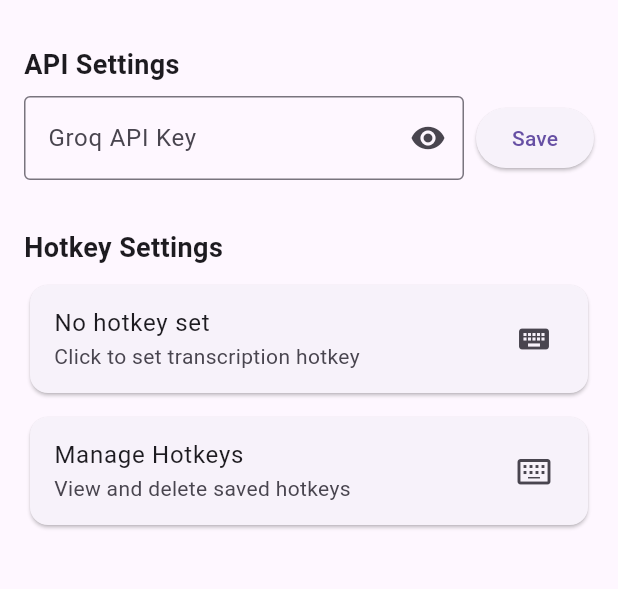
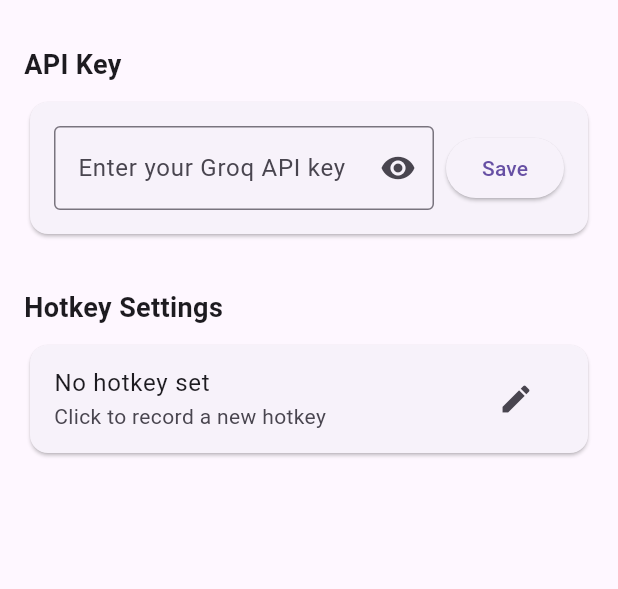
Before and after one commit to DevelopedByDev/autoquill_ai, a Flutter app: the screen it shows after launch, after a tap on the "settings" icon, on a phone screen of 412 x 824 dp, the part 63-652 px from its top. Run offline on Flutter 3.47's test engine with Material 3 defaults, Android fonts, the phone set to English and light mode, and no system bars; our stand-ins replace equatable, flutter_bloc, get_it, hive, hive_flutter; missing offline and left inert: hotkey_manager, record; accounts and stored records are empty.

Commit message:
bloc compliance in settings.dart

```diff
--- /dev/null
+++ b/lib/features/settings/bloc/settings_bloc.dart
@@ -0,0 +1,147 @@
+import 'package:flutter_bloc/flutter_bloc.dart';
+import 'package:hotkey_manager/hotkey_manager.dart';
+import '../../../core/storage/app_storage.dart';
+import 'settings_event.dart';
+import 'settings_state.dart';
+
+class SettingsBloc extends Bloc<SettingsEvent, SettingsState> {
+  SettingsBloc() : super(const SettingsState()) {
+    on<LoadSettings>(_onLoadSettings);
+    on<SaveApiKey>(_onSaveApiKey);
+    on<ToggleApiKeyVisibility>(_onToggleApiKeyVisibility);
+    on<StartRecordingHotkey>(_onStartRecordingHotkey);
+    on<StopRecordingHotkey>(_onStopRecordingHotkey);
+    on<SaveHotkey>(_onSaveHotkey);
+    on<DeleteHotkey>(_onDeleteHotkey);
+  }
+
+  Future<void> _onLoadSettings(LoadSettings event, Emitter<SettingsState> emit) async {
+    // Load saved API key
+    final savedApiKey = AppStorage.getApiKey() ?? '';
+
+    // Load saved hotkey
+    final savedHotkey = AppStorage.getHotkey();
+    HotKey? hotKey;
+
+    if (savedHotkey != null) {
+      final keyCode = savedHotkey['keyCode'] as int;
+      final modifiers = (savedHotkey['modifiers'] as List<dynamic>)
+          .map((m) => KeyModifier.values[m as int])
+          .toList();
+
+      hotKey = HotKey(
+        KeyCode.values[keyCode],
+        modifiers: modifiers,
+      );
+
+      await _registerHotkey(hotKey);
+    }
+
+    emit(state.copyWith(
+      apiKey: savedApiKey,
+      transcriptionHotKey: hotKey,
+    ));
+  }
+
+  Future<void> _onSaveApiKey(SaveApiKey event, Emitter<SettingsState> emit) async {
+    try {
+      final apiKey = event.apiKey.trim();
+      if (apiKey.isNotEmpty) {
+        await AppStorage.saveApiKey(apiKey);
+        emit(state.copyWith(
+          apiKey: apiKey,
+          error: null,
+        ));
+      }
+    } catch (e) {
+      emit(state.copyWith(error: 'Failed to save API key: $e'));
+    }
+  }
+
+  void _onToggleApiKeyVisibility(ToggleApiKeyVisibility event, Emitter<SettingsState> emit) {
+    emit(state.copyWith(isApiKeyVisible: !state.isApiKeyVisible));
+  }
+
+  void _onStartRecordingHotkey(StartRecordingHotkey event, Emitter<SettingsState> emit) {
+    emit(state.copyWith(isRecordingHotkey: true));
+  }
+
+  void _onStopRecordingHotkey(StopRecordingHotkey event, Emitter<SettingsState> emit) {
+    emit(state.copyWith(isRecordingHotkey: false));
+  }
+
+  Future<void> _onSaveHotkey(SaveHotkey event, Emitter<SettingsState> emit) async {
+    try {
+      await _registerHotkey(event.hotkey);
+
+      // Save hotkey to storage
+      await AppStorage.saveHotkey({
+        'keyCode': event.hotkey.keyCode.index,
+        'modifiers': event.hotkey.modifiers?.map((m) => m.index).toList() ?? [],
+      });
+
+      emit(state.copyWith(
+        transcriptionHotKey: event.hotkey,
+        isRecordingHotkey: false,
+        error: null,
+      ));
+    } catch (e) {
+      emit(state.copyWith(
+        error: 'Failed to save hotkey: $e',
+        isRecordingHotkey: false,
+      ));
+    }
+  }
+
+  Future<void> _onDeleteHotkey(DeleteHotkey event, Emitter<SettingsState> emit) async {
+    try {
+      if (state.transcriptionHotKey != null) {
+        try {
+          await hotKeyManager.unregister(state.transcriptionHotKey!);
+        } catch (e) {
+          // Previous hotkey might not be registered, that's ok
+          print('Warning: Could not unregister previous hotkey: $e');
+        }
+      }
+
+      await AppStorage.deleteHotkey();
+      emit(state.copyWith(
+        transcriptionHotKey: null,
+        error: null,
+      ));
+    } catch (e) {
+      emit(state.copyWith(error: 'Failed to delete hotkey: $e'));
+    }
+  }
+
+  Future<void> _registerHotkey(HotKey hotKey) async {
+    try {
+      if (state.transcriptionHotKey != null) {
+        try {
+          await hotKeyManager.unregister(state.transcriptionHotKey!);
+        } catch (e) {
+          // Previous hotkey might not be registered, that's ok
+          print('Warning: Could not unregister previous hotkey: $e');
+        }
+      }
+
+      // Make sure the hotkey isn't already registered before trying to register it
+      try {
+        await hotKeyManager.unregister(hotKey);
+      } catch (e) {
+        // Hotkey wasn't registered, that's ok
+        print('Info: Hotkey was not previously registered: $e');
+      }
+
+      await hotKeyManager.register(
+        hotKey,
+        keyDownHandler: (hotKey) {
+          print("${hotKey.modifiers?.map((m) => m.toString().split('.').last).join('+')}+${hotKey.keyCode.toString().split('.').last}");
+        },
+      );
+    } catch (e) {
+      print('Error registering hotkey: $e');
+      rethrow;
+    }
+  }
+}
--- /dev/null
+++ b/lib/features/settings/bloc/settings_event.dart
@@ -0,0 +1,37 @@
+import 'package:equatable/equatable.dart';
+import 'package:hotkey_manager/hotkey_manager.dart';
+
+abstract class SettingsEvent extends Equatable {
+  const SettingsEvent();
+
+  @override
+  List<Object?> get props => [];
+}
+
+class LoadSettings extends SettingsEvent {}
+
+class SaveApiKey extends SettingsEvent {
+  final String apiKey;
+
+  const SaveApiKey(this.apiKey);
+
+  @override
+  List<Object> get props => [apiKey];
+}
+
+class ToggleApiKeyVisibility extends SettingsEvent {}
+
+class StartRecordingHotkey extends SettingsEvent {}
+
+class StopRecordingHotkey extends SettingsEvent {}
+
+class SaveHotkey extends SettingsEvent {
+  final HotKey hotkey;
+
+  const SaveHotkey(this.hotkey);
+
+  @override
+  List<Object> get props => [hotkey];
+}
+
+class DeleteHotkey extends SettingsEvent {}
--- /dev/null
+++ b/lib/features/settings/bloc/settings_state.dart
@@ -0,0 +1,43 @@
+import 'package:equatable/equatable.dart';
+import 'package:hotkey_manager/hotkey_manager.dart';
+
+class SettingsState extends Equatable {
+  final HotKey? transcriptionHotKey;
+  final bool isRecordingHotkey;
+  final bool isApiKeyVisible;
+  final String apiKey;
+  final String? error;
+
+  const SettingsState({
+    this.transcriptionHotKey,
+    this.isRecordingHotkey = false,
+    this.isApiKeyVisible = false,
+    this.apiKey = '',
+    this.error,
+  });
+
+  SettingsState copyWith({
+    HotKey? transcriptionHotKey,
+    bool? isRecordingHotkey,
+    bool? isApiKeyVisible,
+    String? apiKey,
+    String? error,
+  }) {
+    return SettingsState(
+      transcriptionHotKey: transcriptionHotKey ?? this.transcriptionHotKey,
+      isRecordingHotkey: isRecordingHotkey ?? this.isRecordingHotkey,
+      isApiKeyVisible: isApiKeyVisible ?? this.isApiKeyVisible,
+      apiKey: apiKey ?? this.apiKey,
+      error: error,
+    );
+  }
+
+  @override
+  List<Object?> get props => [
+        transcriptionHotKey,
+        isRecordingHotkey,
+        isApiKeyVisible,
+        apiKey,
+        error,
+      ];
+}
--- a/lib/settings.dart
+++ b/lib/settings.dart
@@ -1,67 +1,19 @@
 import 'package:flutter/material.dart';
 import 'package:flutter/services.dart';
+import 'package:flutter_bloc/flutter_bloc.dart';
 import 'package:hotkey_manager/hotkey_manager.dart';
-import 'core/storage/app_storage.dart';
+import 'features/settings/bloc/settings_bloc.dart';
+import 'features/settings/bloc/settings_event.dart';
+import 'features/settings/bloc/settings_state.dart';
+import 'widgets/record_hotkey_dialog.dart';
 
-class SettingsPage extends StatefulWidget {
+class SettingsPage extends StatelessWidget {
   final TextEditingController groqAPIKeyController;
 
   const SettingsPage({
     super.key,
     required this.groqAPIKeyController,
   });
-
-  @override
-  State<SettingsPage> createState() => _SettingsPageState();
-}
-
-class _SettingsPageState extends State<SettingsPage> {
-  HotKey? _transcriptionHotKey;
-  bool _isRecordingHotkey = false;
-  bool _isApiKeyVisible = false;
-
-  @override
-  void initState() {
-    super.initState();
-    _loadSavedHotkey();
-    _loadSavedApiKey();
-  }
-
-  Future<void> _loadSavedHotkey() async {
-    final savedHotkey = AppStorage.getHotkey();
-    if (savedHotkey != null) {
-      final keyCode = savedHotkey['keyCode'] as int;
-      final modifiers = (savedHotkey['modifiers'] as List<dynamic>)
-          .map((m) => KeyModifier.values[m as int])
-          .toList();
-
-      setState(() {
-        _transcriptionHotKey = HotKey(
-          KeyCode.values[keyCode],
-          modifiers: modifiers,
-        );
-      });
-
-      await _registerHotkey(_transcriptionHotKey!);
-    }
-  }
-
-  void _loadSavedApiKey() {
-    final savedApiKey = AppStorage.getApiKey();
-    if (savedApiKey != null) {
-      widget.groqAPIKeyController.text = savedApiKey;
-    }
-  }
-
-  Future<void> _saveApiKey() async {
-    final apiKey = widget.groqAPIKeyController.text.trim();
-    if (apiKey.isNotEmpty) {
-      await AppStorage.saveApiKey(apiKey);
-      ScaffoldMessenger.of(context).showSnackBar(
-        const SnackBar(content: Text('API Key saved successfully')),
-      );
-    }
-  }
 
   String? _getHotkeyDisplayName(HotKey? hotKey) {
     if (hotKey == null) return null;
@@ -70,71 +22,7 @@
     return modifiers.isEmpty ? key : '$modifiers+$key';
   }
 
-  Future<void> _startRecordingHotkey() async {
-    setState(() {
-      _isRecordingHotkey = true;
-    });
-
-    final result = await showDialog<HotKey>(
-      context: context,
-      barrierDismissible: false,
-      builder: (context) => _RecordHotkeyDialog(),
-    );
-
-    if (result != null) {
-      await _registerHotkey(result);
-
-      // Save hotkey to storage
-      await AppStorage.saveHotkey({
-        'keyCode': result.keyCode.index,
-        'modifiers': result.modifiers?.map((m) => m.index).toList() ?? [],
-      });
-
-      setState(() {
-        _transcriptionHotKey = result;
-        _isRecordingHotkey = false;
-      });
-    } else {
-      setState(() {
-        _isRecordingHotkey = false;
-      });
-    }
-  }
-
-  Future<void> _registerHotkey(HotKey hotKey) async {
-    try {
-      if (_transcriptionHotKey != null) {
-        try {
-          await hotKeyManager.unregister(_transcriptionHotKey!);
-        } catch (e) {
-          // Previous hotkey might not be registered, that's ok
-          print('Warning: Could not unregister previous hotkey: $e');
-        }
-      }
-
-      // Make sure the hotkey isn't already registered before trying to register it
-      try {
-        await hotKeyManager.unregister(hotKey);
-      } catch (e) {
-        // Hotkey wasn't registered, that's ok
-        print('Info: Hotkey was not previously registered: $e');
-      }
-
-      await hotKeyManager.register(
-        hotKey,
-        keyDownHandler: (hotKey) {
-          print("${hotKey.modifiers?.map((m) => m.toString().split('.').last).join('+')}+${hotKey.keyCode.toString().split('.').last}");
-        },
-      );
-    } catch (e) {
-      print('Error registering hotkey: $e');
-      rethrow;
-    }
-  }
-
-  Future<void> _showManageHotkeysDialog() async {
-    final savedHotkey = AppStorage.getHotkey();
-
+  Future<void> _showManageHotkeysDialog(BuildContext context, SettingsState state) async {
     await showDialog(
       context: context,
       builder: (context) => AlertDialog(
@@ -143,31 +31,14 @@
           mainAxisSize: MainAxisSize.min,
           crossAxisAlignment: CrossAxisAlignment.start,
           children: [
-            if (savedHotkey != null) ...[
+            if (state.transcriptionHotKey != null) ...[
               ListTile(
-                title: Text(_getHotkeyDisplayName(HotKey(
-                  KeyCode.values[savedHotkey['keyCode'] as int],
-                  modifiers: (savedHotkey['modifiers'] as List<dynamic>)
-                      .map((m) => KeyModifier.values[m as int])
-                      .toList(),
-                )) ?? ''),
+                title: Text(_getHotkeyDisplayName(state.transcriptionHotKey) ?? ''),
                 subtitle: const Text('Transcription hotkey'),
                 trailing: IconButton(
                   icon: const Icon(Icons.delete),
-                  onPressed: () async {
-                    try {
-                      // Try to unregister from system
-                      await hotKeyManager.unregister(_transcriptionHotKey!);
-                    } catch (e) {
-                      print('Warning: Could not unregister hotkey: $e');
-                      // Continue with deletion even if unregister fails
-                    }
-
-                    // Clear from storage and state
-                    await AppStorage.deleteHotkey();
-                    setState(() {
-                      _transcriptionHotKey = null;
-                    });
+                  onPressed: () {
+                    context.read<SettingsBloc>().add(DeleteHotkey());
                     Navigator.of(context).pop();
                   },
                 ),
@@ -188,6 +59,17 @@
 
   @override
   Widget build(BuildContext context) {
+    return BlocProvider(
+      create: (context) => SettingsBloc()..add(LoadSettings()),
+      child: BlocConsumer<SettingsBloc, SettingsState>(
+        listener: (context, state) {
+          if (state.error != null) {
+            ScaffoldMessenger.of(context).showSnackBar(
+              SnackBar(content: Text(state.error!)),
+            );
+          }
+        },
+        builder: (context, state) {
           return Scaffold(
             appBar: AppBar(
               title: const Text('Settings'),
@@ -199,28 +81,28 @@
                 children: [
                   // API Key Section
                   const Text(
-              'API Settings',
+                    'API Key',
                     style: TextStyle(fontSize: 18, fontWeight: FontWeight.bold),
                   ),
                   const SizedBox(height: 8),
-            Row(
+                  Card(
+                    child: Padding(
+                      padding: const EdgeInsets.all(16.0),
+                      child: Row(
                         children: [
                           Expanded(
                             child: TextField(
-                    controller: widget.groqAPIKeyController,
-                    obscureText: !_isApiKeyVisible,
+                              controller: groqAPIKeyController,
+                              obscureText: !state.isApiKeyVisible,
                               decoration: InputDecoration(
-                      labelText: 'Groq API Key',
-                      hintText: 'Something like gsk_0DLKkuapGSFY8...',
+                                hintText: 'Enter your Groq API key',
                                 border: const OutlineInputBorder(),
                                 suffixIcon: IconButton(
                                   icon: Icon(
-                          _isApiKeyVisible ? Icons.visibility_off : Icons.visibility,
+                                    state.isApiKeyVisible ? Icons.visibility_off : Icons.visibility,
                                   ),
                                   onPressed: () {
-                          setState(() {
-                            _isApiKeyVisible = !_isApiKeyVisible;
-                          });
+                                    context.read<SettingsBloc>().add(ToggleApiKeyVisibility());
                                   },
                                 ),
                               ),
@@ -228,10 +110,16 @@
                           ),
                           const SizedBox(width: 8),
                           ElevatedButton(
-                  onPressed: _saveApiKey,
+                            onPressed: () {
+                              context.read<SettingsBloc>().add(
+                                SaveApiKey(groqAPIKeyController.text),
+                              );
+                            },
                             child: const Text('Save'),
                           ),
                         ],
+                      ),
+                    ),
                   ),
                   const SizedBox(height: 32),
 
@@ -243,86 +131,49 @@
                   const SizedBox(height: 8),
                   Card(
                     child: ListTile(
-                title: Text(_getHotkeyDisplayName(_transcriptionHotKey) ?? 'No hotkey set'),
-                subtitle: const Text('Click to set transcription hotkey'),
-                trailing: _isRecordingHotkey
-                    ? const CircularProgressIndicator()
-                    : const Icon(Icons.keyboard),
-                onTap: _isRecordingHotkey ? null : _startRecordingHotkey,
+                      title: Text(_getHotkeyDisplayName(state.transcriptionHotKey) ?? 'No hotkey set'),
+                      subtitle: const Text('Click to record a new hotkey'),
+                      trailing: Row(
+                        mainAxisSize: MainAxisSize.min,
+                        children: [
+                          if (state.transcriptionHotKey != null)
+                            IconButton(
+                              icon: const Icon(Icons.settings),
+                              onPressed: () => _showManageHotkeysDialog(context, state),
                             ),
+                          IconButton(
+                            icon: const Icon(Icons.edit),
+                            onPressed: state.isRecordingHotkey
+                                ? null
+                                : () async {
+                                    context.read<SettingsBloc>().add(StartRecordingHotkey());
+                                    final result = await showDialog<HotKey>(
+                                      context: context,
+                                      barrierDismissible: false,
+                                      builder: (context) => const RecordHotkeyDialog(),
+                                    );
+
+                                    if (result != null) {
+                                      if (context.mounted) {
+                                        context.read<SettingsBloc>().add(SaveHotkey(result));
+                                      }
+                                    } else {
+                                      if (context.mounted) {
+                                        context.read<SettingsBloc>().add(StopRecordingHotkey());
+                                      }
+                                    }
+                                  },
                           ),
-            const SizedBox(height: 8),
-            Card(
-              child: ListTile(
-                title: const Text('Manage Hotkeys'),
-                subtitle: const Text('View and delete saved hotkeys'),
-                trailing: const Icon(Icons.keyboard_alt_outlined),
-                onTap: _showManageHotkeysDialog,
+                        ],
+                      ),
                     ),
                   ),
                 ],
               ),
             ),
           );
-  }
-}
-
-class _RecordHotkeyDialog extends StatefulWidget {
-  @override
-  State<_RecordHotkeyDialog> createState() => _RecordHotkeyDialogState();
-}
-
-class _RecordHotkeyDialogState extends State<_RecordHotkeyDialog> {
-  HotKey? _hotKey;
-
-  @override
-  Widget build(BuildContext context) {
-    return AlertDialog(
-      title: const Text('Record Hotkey'),
-      content: Column(
-        mainAxisSize: MainAxisSize.min,
-        children: [
-          const Text(
-            'Press a key combination\n(e.g., Ctrl + Shift + Alt + A)',
-            textAlign: TextAlign.center,
-          ),
-          const SizedBox(height: 16),
-          Container(
-            width: double.infinity,
-            height: 60,
-            margin: const EdgeInsets.symmetric(horizontal: 8),
-            decoration: BoxDecoration(
-              border: Border.all(color: Colors.grey),
-              borderRadius: BorderRadius.circular(4),
-            ),
-            child: HotKeyRecorder(
-              onHotKeyRecorded: (hotKey) {
-                setState(() {
-                  _hotKey = hotKey;
-                });
         },
       ),
-          ),
-        ],
-      ),
-      actions: [
-        TextButton(
-          onPressed: () {
-            setState(() {
-              _hotKey = null;
-            });
-          },
-          child: const Text('Restart'),
-        ),
-        TextButton(
-          onPressed: () => Navigator.of(context).pop(),
-          child: const Text('Cancel'),
-        ),
-        ElevatedButton(
-          onPressed: _hotKey != null ? () => Navigator.of(context).pop(_hotKey) : null,
-          child: const Text('Save'),
-        ),
-      ],
     );
   }
 }
```
Also changed, not shown: lib/widgets/record_hotkey_dialog.dart (added, +64 -0 lines). Lines whose indentation alone changed are shown as unchanged.
